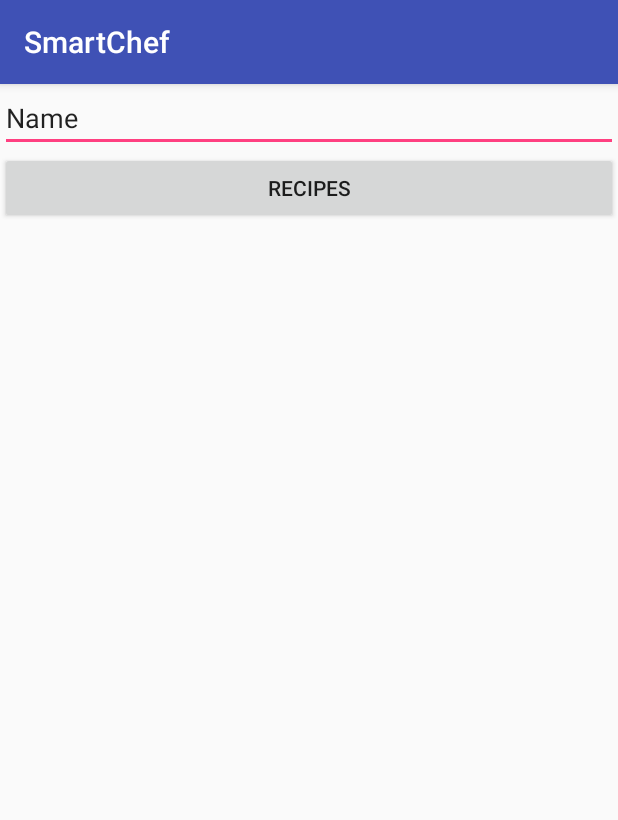
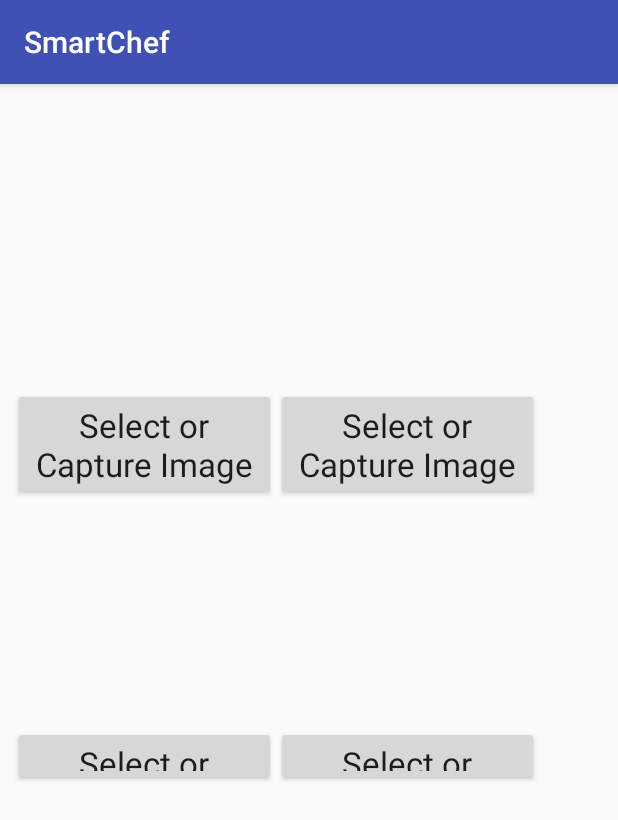
Before and after one commit to gabochanchay/SmartChef, an Android app: the screen it shows after launch (RecipeList before the commit, UploadImagesactivity after it), on a phone screen of 412 x 824 dp. Shown: the top 820 px of the screen. Run offline under Robolectric (Android 15) with nearby library versions, the light colour scheme and no system bars.

Commit message:
Another activity to select more than one picture

```diff
--- /dev/null
+++ b/app/src/main/res/layout/activity_upload_imagesactivity.xml
@@ -0,0 +1,87 @@
+<?xml version="1.0" encoding="utf-8"?>
+<android.support.constraint.ConstraintLayout xmlns:android="http://schemas.android.com/apk/res/android"
+    xmlns:app="http://schemas.android.com/apk/res-auto"
+    xmlns:tools="http://schemas.android.com/tools"
+    android:layout_width="match_parent"
+    android:layout_height="match_parent"
+    tools:context=".UploadImagesactivity">
+
+    <TableLayout
+        android:layout_width="395dp"
+        android:layout_height="415dp"
+        android:layout_marginStart="8dp"
+        android:layout_marginEnd="8dp"
+        android:layout_marginBottom="300dp"
+        app:layout_constraintBottom_toBottomOf="parent"
+        app:layout_constraintEnd_toEndOf="parent"
+        app:layout_constraintStart_toStartOf="parent">
+        <TableRow
+            android:layout_width="match_parent"
+            android:layout_height="match_parent">
+            <ImageView
+                android:id="@+id/image1"
+                android:layout_width="175dp"
+                android:layout_height="150dp"
+                android:layout_column="0"
+                />
+
+            <ImageView
+                android:id="@+id/image2"
+                android:layout_width="175dp"
+                android:layout_height="150dp"
+                android:layout_column="1"
+                />
+        </TableRow>
+        <TableRow
+            android:layout_width="match_parent"
+            android:layout_height="match_parent">
+            <Button
+                android:layout_width="175dp"
+                android:layout_height="match_parent"
+                android:id="@+id/btn1"
+                android:layout_column="0"
+                android:textAppearance="?android:attr/textAppearanceLarge"
+                android:onClick="selectSource"
+                android:text="Select or Capture Image" />
+            <Button
+                android:layout_width="175dp"
+                android:layout_height="match_parent"
+                android:id="@+id/btn2"
+                android:layout_column="1"
+                android:textAppearance="?android:attr/textAppearanceLarge"
+                android:text="Select or Capture Image" />
+        </TableRow>
+        <TableRow
+            android:layout_width="match_parent"
+            android:layout_height="match_parent">
+            <ImageView
+                android:id="@+id/image3"
+                android:layout_width="150dp"
+                android:layout_height="150dp"
+                />
+            <ImageView
+                android:id="@+id/image4"
+                android:layout_width="150dp"
+                android:layout_height="150dp"
+                />
+        </TableRow>
+        <TableRow
+            android:layout_width="match_parent"
+            android:layout_height="match_parent">
+            <Button
+                android:layout_width="175dp"
+                android:layout_height="match_parent"
+                android:id="@+id/btn3"
+                android:layout_column="0"
+                android:textAppearance="?android:attr/textAppearanceLarge"
+                android:text="Select or Capture Image" />
+            <Button
+                android:layout_width="175dp"
+                android:layout_height="match_parent"
+                android:id="@+id/btn4"
+                android:layout_column="1"
+                android:textAppearance="?android:attr/textAppearanceLarge"
+                android:text="Select or Capture Image" />
+        </TableRow>
+    </TableLayout>
+</android.support.constraint.ConstraintLayout>
```
Also changed, not shown: app/src/main/AndroidManifest.xml (+5 -2 lines), app/src/main/java/pt/ipleiria/smartchef/MainActivity.java (+17 -6 lines), app/src/main/java/pt/ipleiria/smartchef/UploadImagesactivity.java (added, +78 -0 lines), app/src/main/res/layout/activity_main.xml (+0 -19 lines).
